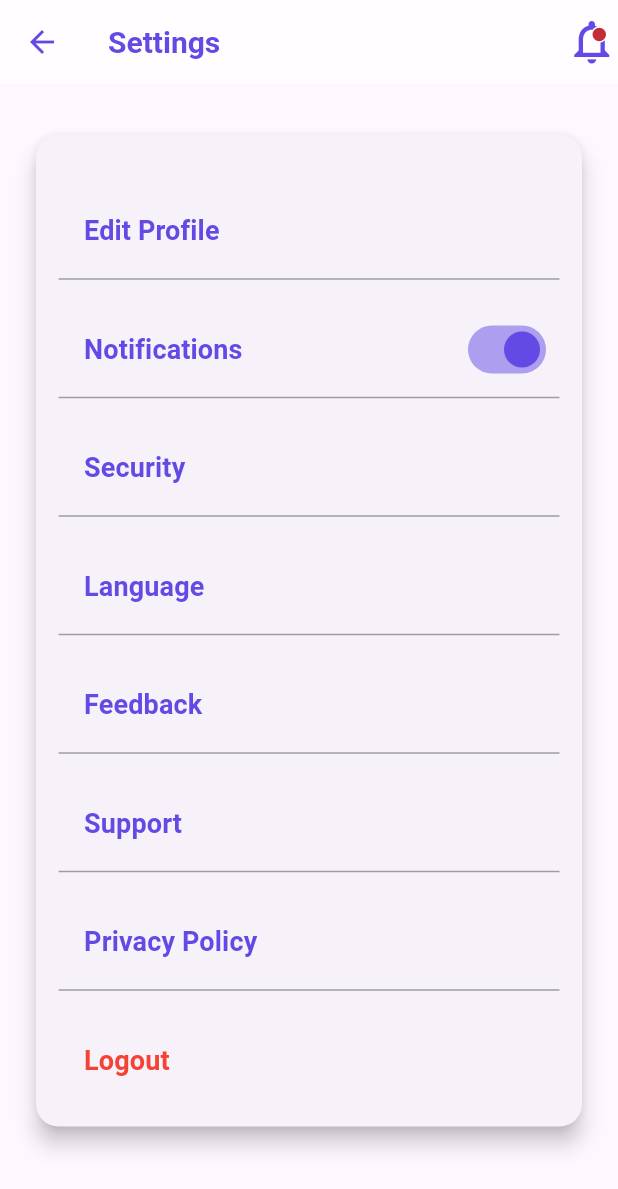
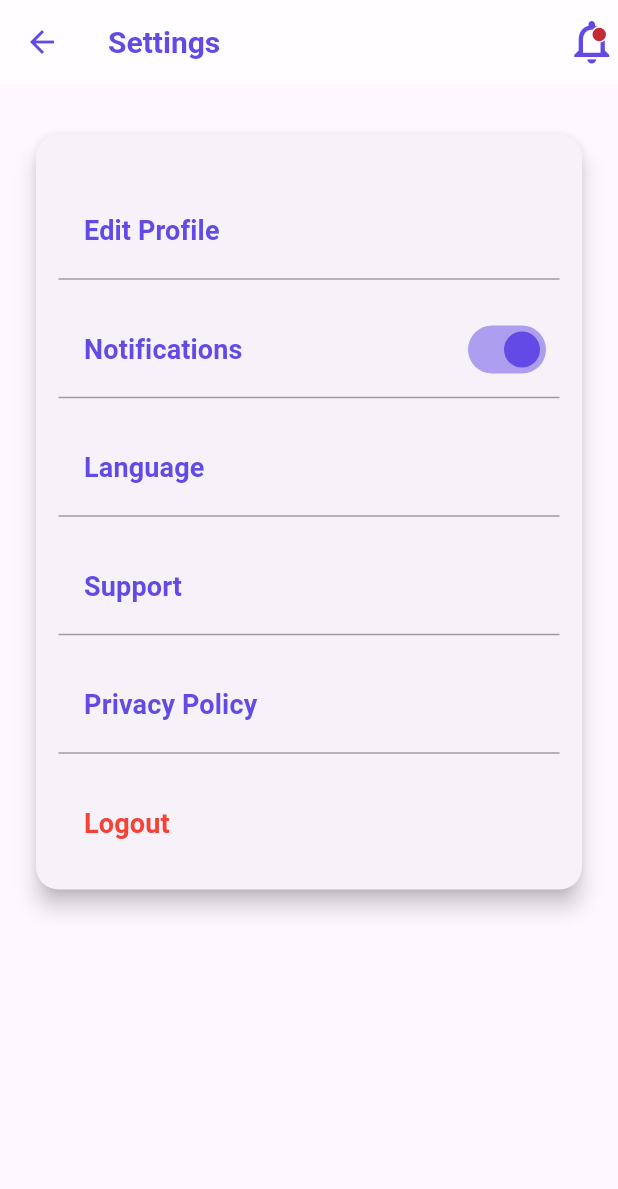
Before and after one commit to Yassa-hue/graduation-project-flutter, a Flutter app: the SettingPage screen opened directly, on a phone screen of 412 x 824 dp. Shown: the top 1189 px of the screen. Run offline on Flutter 3.47's test engine with Material 3 defaults, Android fonts, the phone set to English and light mode, and no system bars; our stand-ins replace cloud_firestore, firebase_core, firebase_messaging, firebase_storage, image_picker, shared_preferences; accounts and stored records are empty.

Commit message:
remove unfunctional settings

```diff
--- a/lib/pages/settings_page.dart
+++ b/lib/pages/settings_page.dart
@@ -104,33 +104,11 @@ class _SettingPageState extends State<SettingPage> {
                     ),
                     CustomSetting(
                       colr: PRIMARY_COLOR,
-                      text: "Security",
-                      next: Icons.navigate_next_sharp,
-                    ),
-                    const Divider(
-                      endIndent: 15,
-                      indent: 15,
-                      color: Colors.grey,
-                      thickness: 1,
-                    ),
-                    CustomSetting(
-                      colr: PRIMARY_COLOR,
                       text: "Language",
                       next: Icons.navigate_next_sharp,
                       onClick: () {
                         showLanguageSettingOvelay(context);
                       },
-                    ),
-                    const Divider(
-                      endIndent: 15,
-                      indent: 15,
-                      color: Colors.grey,
-                      thickness: 1,
-                    ),
-                    CustomSetting(
-                      colr: PRIMARY_COLOR,
-                      text: "Feedback",
-                      next: Icons.navigate_next_sharp,
                     ),
                     const Divider(
                       endIndent: 15,
```
